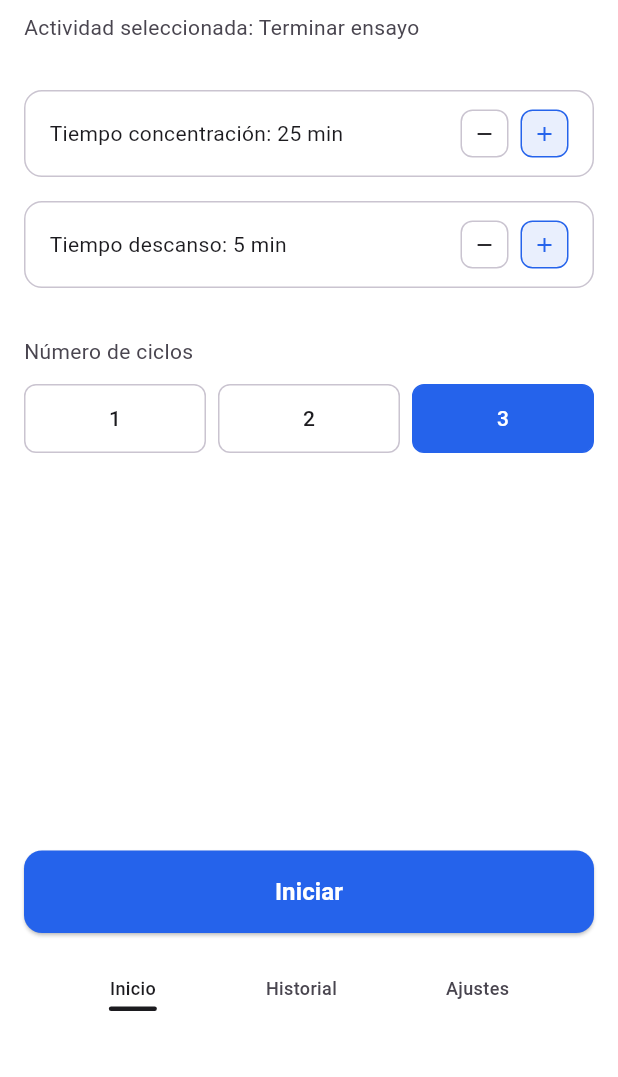
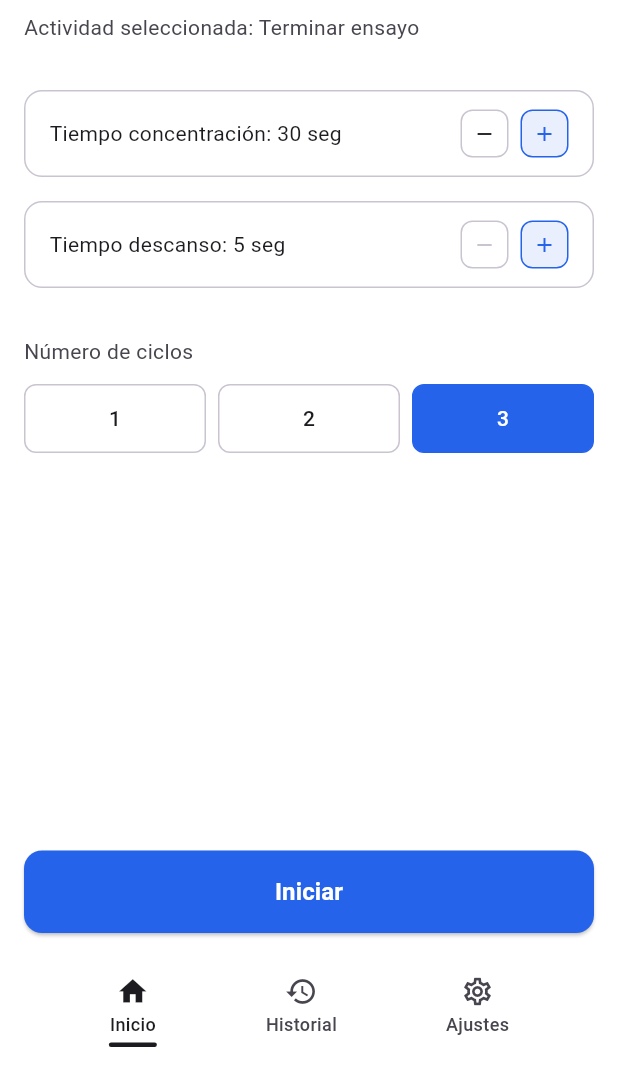
Before and after one commit to CamiloInoue/Pomodoro-Grupo12-MISW4302-202614, a Flutter app: the SeleccionarTareaScreen screen opened directly, after a tap on "Continuar", on a phone screen of 412 x 824 dp, the part 159-1236 px from its top. Run offline on Flutter 3.47's test engine with Material 3 defaults, Android fonts, the phone set to English and light mode, and no system bars; our stand-ins replace clock, google_fonts.

Commit message:
mobile_finished

```diff
--- a/pomodoro-mobile/lib/main.dart
+++ b/pomodoro-mobile/lib/main.dart
@@ -89,7 +89,14 @@ class SessionFlowScreen extends StatelessWidget {
           cyclesCompleted: controller.cyclesLabel,
           breaksCount: controller.breaksLabel,
           isComplete: controller.completedFully,
-          onBackToHomeTap: controller.reset,
+          onBackToHomeTap: () {
+            controller.reset();
+            Navigator.pushAndRemoveUntil(
+              context,
+              MaterialPageRoute(builder: (_) => const InicioScreen()),
+              (route) => false,
+            );
+          },
         );
     }
   }
--- a/pomodoro-mobile/lib/screens/configurar_pomodoro_screen.dart
+++ b/pomodoro-mobile/lib/screens/configurar_pomodoro_screen.dart
@@ -5,8 +5,36 @@ import '../theme/app_colors.dart';
 import '../widgets/app_screen_body.dart';
 import '../widgets/bottom_nav_bar.dart';
 
-class ConfigurarPomodoroScreen extends StatelessWidget {
+class ConfigurarPomodoroScreen extends StatefulWidget {
   const ConfigurarPomodoroScreen({super.key});
+
+  @override
+  State<ConfigurarPomodoroScreen> createState() =>
+      _ConfigurarPomodoroScreenState();
+}
+
+class _ConfigurarPomodoroScreenState extends State<ConfigurarPomodoroScreen> {
+  static const _focusStep = 5;
+  static const _focusMin = 5;
+  static const _focusMax = 3600;
+  static const _breakStep = 5;
+  static const _breakMin = 5;
+  static const _breakMax = 1800;
+
+  int _focusSeconds = 30;
+  int _breakSeconds = 5;
+
+  void _changeFocus(int delta) {
+    setState(() {
+      _focusSeconds = (_focusSeconds + delta).clamp(_focusMin, _focusMax);
+    });
+  }
+
+  void _changeBreak(int delta) {
+    setState(() {
+      _breakSeconds = (_breakSeconds + delta).clamp(_breakMin, _breakMax);
+    });
+  }
 
   @override
   Widget build(BuildContext context) {
@@ -22,6 +50,10 @@ class ConfigurarPomodoroScreen extends StatelessWidget {
         bottom: ElevatedButton(
           onPressed: () {
             // Disparamos el reloj aquí, justo en el momento en que el usuario decide arrancar
+            PomodoroScope.of(context).configure(
+              focusDuration: Duration(seconds: _focusSeconds),
+              breakDuration: Duration(seconds: _breakSeconds),
+            );
             PomodoroScope.of(context).start();
             Navigator.pushAndRemoveUntil(
               context,
@@ -60,9 +92,25 @@ class ConfigurarPomodoroScreen extends StatelessWidget {
             ),
           ),
           const SizedBox(height: 32),
-          _buildStepper('Tiempo concentración: 25 min'),
+          _buildStepper(
+            'Tiempo concentración: $_focusSeconds seg',
+            onDecrement: _focusSeconds > _focusMin
+                ? () => _changeFocus(-_focusStep)
+                : null,
+            onIncrement: _focusSeconds < _focusMax
+                ? () => _changeFocus(_focusStep)
+                : null,
+          ),
           const SizedBox(height: 16),
-          _buildStepper('Tiempo descanso: 5 min'),
+          _buildStepper(
+            'Tiempo descanso: $_breakSeconds seg',
+            onDecrement: _breakSeconds > _breakMin
+                ? () => _changeBreak(-_breakStep)
+                : null,
+            onIncrement: _breakSeconds < _breakMax
+                ? () => _changeBreak(_breakStep)
+                : null,
+          ),
           const SizedBox(height: 32),
           const Text(
             'Número de ciclos',
@@ -86,7 +134,11 @@ class ConfigurarPomodoroScreen extends StatelessWidget {
     );
   }
 
-  Widget _buildStepper(String label) {
+  Widget _buildStepper(
+    String label, {
+    required VoidCallback? onDecrement,
+    required VoidCallback? onIncrement,
+  }) {
     return Container(
       padding: const EdgeInsets.symmetric(horizontal: 16, vertical: 12),
       decoration: BoxDecoration(
@@ -105,9 +157,9 @@ class ConfigurarPomodoroScreen extends StatelessWidget {
           ),
           Row(
             children: [
-              _iconButton(Icons.remove),
+              _iconButton(Icons.remove, onTap: onDecrement),
               const SizedBox(width: 8),
-              _iconButton(Icons.add, isAccent: true),
+              _iconButton(Icons.add, isAccent: true, onTap: onIncrement),
             ],
           ),
         ],
@@ -115,23 +167,37 @@ class ConfigurarPomodoroScreen extends StatelessWidget {
     );
   }
 
-  Widget _iconButton(IconData icon, {bool isAccent = false}) {
-    return Container(
+  Widget _iconButton(
+    IconData icon, {
+    bool isAccent = false,
+    required VoidCallback? onTap,
+  }) {
+    final isEnabled = onTap != null;
+    return GestureDetector(
+      onTap: onTap,
+      child: Container(
         width: 32,
         height: 32,
         decoration: BoxDecoration(
           border: Border.all(
-          color: isAccent ? AppColors.flowConfig : AppColors.neutralBorder,
+            color: isAccent && isEnabled
+                ? AppColors.flowConfig
+                : AppColors.neutralBorder,
           ),
           borderRadius: BorderRadius.circular(8),
-        color: isAccent
+          color: isAccent && isEnabled
               ? AppColors.flowConfig.withValues(alpha: 0.1)
               : Colors.transparent,
         ),
         child: Icon(
           icon,
           size: 16,
-        color: isAccent ? AppColors.flowConfig : AppColors.neutralTextPrimary,
+          color: !isEnabled
+              ? AppColors.neutralBorder
+              : isAccent
+                  ? AppColors.flowConfig
+                  : AppColors.neutralTextPrimary,
+        ),
       ),
     );
   }
--- a/pomodoro-mobile/lib/state/pomodoro_controller.dart
+++ b/pomodoro-mobile/lib/state/pomodoro_controller.dart
@@ -13,12 +13,19 @@ enum SessionPhase { focus, breakTime, finished }
 /// y nunca acumulando ticks: si el sistema operativo estrangula los timers con
 /// la app en segundo plano, al volver el conteo sigue siendo correcto.
 class PomodoroController extends ChangeNotifier {
-  static const focusDuration = Duration(minutes: 1);
-  static const breakDuration = Duration(minutes: 1);
   static const totalCycles = 3;
 
   /// Provisional hasta que exista la pantalla de Configuración.
   static const activityName = 'Terminar ensayo';
+
+  /// Configurables desde la pantalla "Configurar pomodoro" vía [configure].
+  Duration focusDuration;
+  Duration breakDuration;
+
+  PomodoroController({
+    this.focusDuration = const Duration(minutes: 25),
+    this.breakDuration = const Duration(minutes: 5),
+  }) : _remaining = focusDuration;
 
   Timer? _ticker;
   DateTime _deadline = clock.now();
@@ -27,7 +34,7 @@ class PomodoroController extends ChangeNotifier {
   int _currentCycle = 1;
   int _cyclesCompleted = 0;
   int _completedBreaks = 0;
-  Duration _remaining = focusDuration;
+  Duration _remaining;
   Duration _focusElapsed = Duration.zero;
   bool _isRunning = false;
   bool _completedFully = false;
@@ -99,6 +106,14 @@ class PomodoroController extends ChangeNotifier {
     _remaining = _deadline.difference(clock.now());
     if (_remaining < Duration.zero) _remaining = Duration.zero;
     _isRunning = false;
+    notifyListeners();
+  }
+
+  /// Cambia las duraciones de enfoque/descanso antes de arrancar la sesión.
+  void configure({required Duration focusDuration, required Duration breakDuration}) {
+    this.focusDuration = focusDuration;
+    this.breakDuration = breakDuration;
+    _remaining = focusDuration;
     notifyListeners();
   }
 
--- a/pomodoro-mobile/lib/widgets/bottom_nav_bar.dart
+++ b/pomodoro-mobile/lib/widgets/bottom_nav_bar.dart
@@ -12,6 +12,28 @@ extension NavTabLabel on NavTab {
         return 'Historial';
       case NavTab.ajustes:
         return 'Ajustes';
+    }
+  }
+
+  IconData get icon {
+    switch (this) {
+      case NavTab.inicio:
+        return Icons.home_outlined;
+      case NavTab.historial:
+        return Icons.history;
+      case NavTab.ajustes:
+        return Icons.settings_outlined;
+    }
+  }
+
+  IconData get activeIcon {
+    switch (this) {
+      case NavTab.inicio:
+        return Icons.home;
+      case NavTab.historial:
+        return Icons.history;
+      case NavTab.ajustes:
+        return Icons.settings;
     }
   }
 }
@@ -42,6 +64,14 @@ class BottomNavBar extends StatelessWidget {
               padding: const EdgeInsets.only(top: 12),
               child: Column(
                 children: [
+                  Icon(
+                    isActive ? tab.activeIcon : tab.icon,
+                    size: 22,
+                    color: isActive
+                        ? AppColors.neutralTextPrimary
+                        : AppColors.neutralTextSecondary,
+                  ),
+                  const SizedBox(height: 2),
                   Text(
                     tab.label,
                     style: TextStyle(
```
Also changed, not shown: 1 other file. Lines whose indentation alone changed are shown as unchanged.
